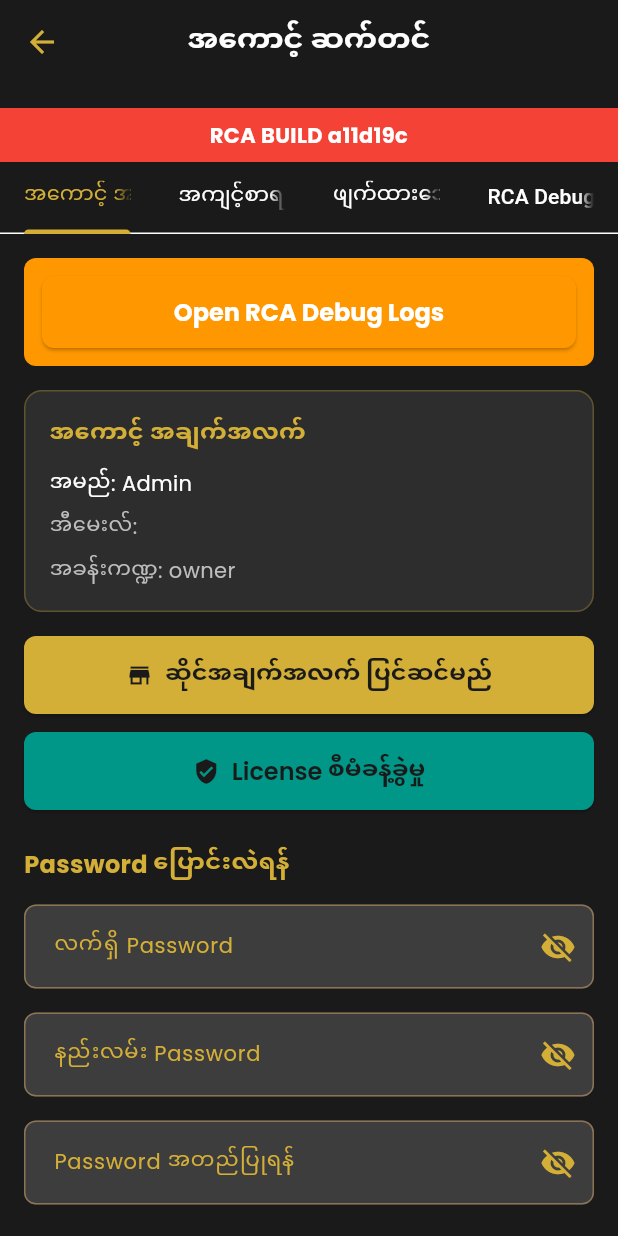
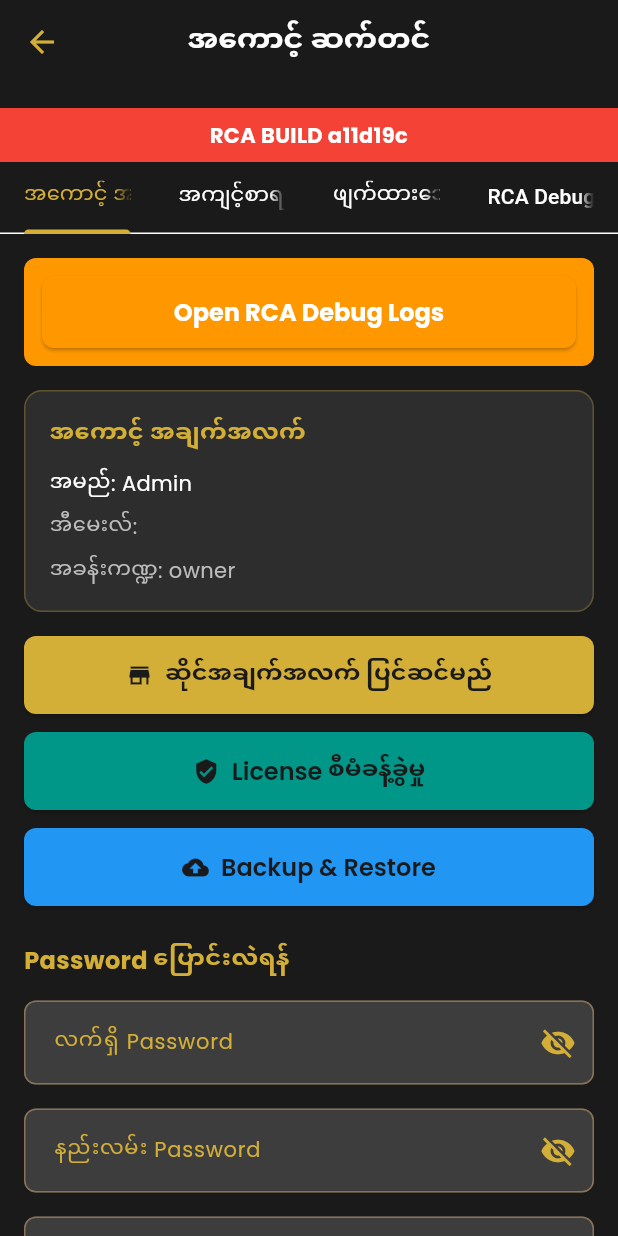
Before and after one commit to ahmawpyay26/gemstone-app-new, a Flutter app: the SettingsPage screen opened by its route, on a phone screen of 412 x 824 dp. Run offline on Flutter 3.47's test engine with Material 3 defaults, Android fonts, the light colour scheme and no system bars; our stand-ins replace go_router, google_fonts, hive, hive_flutter, image_picker, pdf and 2 more; accounts and stored records are empty; project files that could hold a hidden picture were left out.

Commit message:
feat: add backup & restore navigation to settings page
- Added 'Backup & Restore' button to Settings page
- Created new BackupRestorePage with placeholder UI
- Registered /backup-restore route in app router
- Placeholder shows 'Coming Soon' message
- No business logic or file system changes
- Follows Material Design and app theme conventions

```diff
--- a/lib/core/router/app_router.dart
+++ b/lib/core/router/app_router.dart
@@ -23,6 +23,7 @@ import '../../features/broker_profile/presentation/pages/add_broker_page.dart';
 import '../../features/broker_profile/presentation/pages/broker_detail_page.dart' as profile_detail;
 import '../../features/broker_profile/presentation/pages/broker_voucher_list_page.dart';
 import '../../features/license/presentation/license_placeholder_page.dart';
+import '../../features/settings/presentation/pages/backup_restore_page.dart';
 
 final GoRouter appRouter = GoRouter(
   initialLocation: '/login',
@@ -138,6 +139,11 @@ final GoRouter appRouter = GoRouter(
       builder: (context, state) => const LicensePlaceholderPage(),
     ),
     GoRoute(
+      path: '/backup-restore',
+      name: 'backup-restore',
+      builder: (context, state) => const BackupRestorePage(),
+    ),
+    GoRoute(
       path: '/brokers',
       name: 'brokers',
       builder: (context, state) => const profile.BrokerListPage(),
--- a/lib/features/settings/presentation/pages/settings_page.dart
+++ b/lib/features/settings/presentation/pages/settings_page.dart
@@ -320,6 +320,25 @@ class _SettingsPageState extends State<SettingsPage> with SingleTickerProviderSt
                     ),
                     style: ElevatedButton.styleFrom(
                       backgroundColor: Colors.teal,
+                      padding: const EdgeInsets.symmetric(vertical: 14),
+                    ),
+                  ),
+                ),
+
+                const SizedBox(height: 12),
+
+                // Backup & Restore Button
+                SizedBox(
+                  width: double.infinity,
+                  child: ElevatedButton.icon(
+                    onPressed: () => context.push('/backup-restore'),
+                    icon: const Icon(Icons.backup, color: AppTheme.primaryDark),
+                    label: const Text(
+                      'Backup & Restore',
+                      style: TextStyle(color: AppTheme.primaryDark, fontWeight: FontWeight.w600),
+                    ),
+                    style: ElevatedButton.styleFrom(
+                      backgroundColor: Colors.blue,
                       padding: const EdgeInsets.symmetric(vertical: 14),
                     ),
                   ),
```
Also changed, not shown: lib/features/settings/presentation/pages/backup_restore_page.dart (added, +120 -0 lines).
